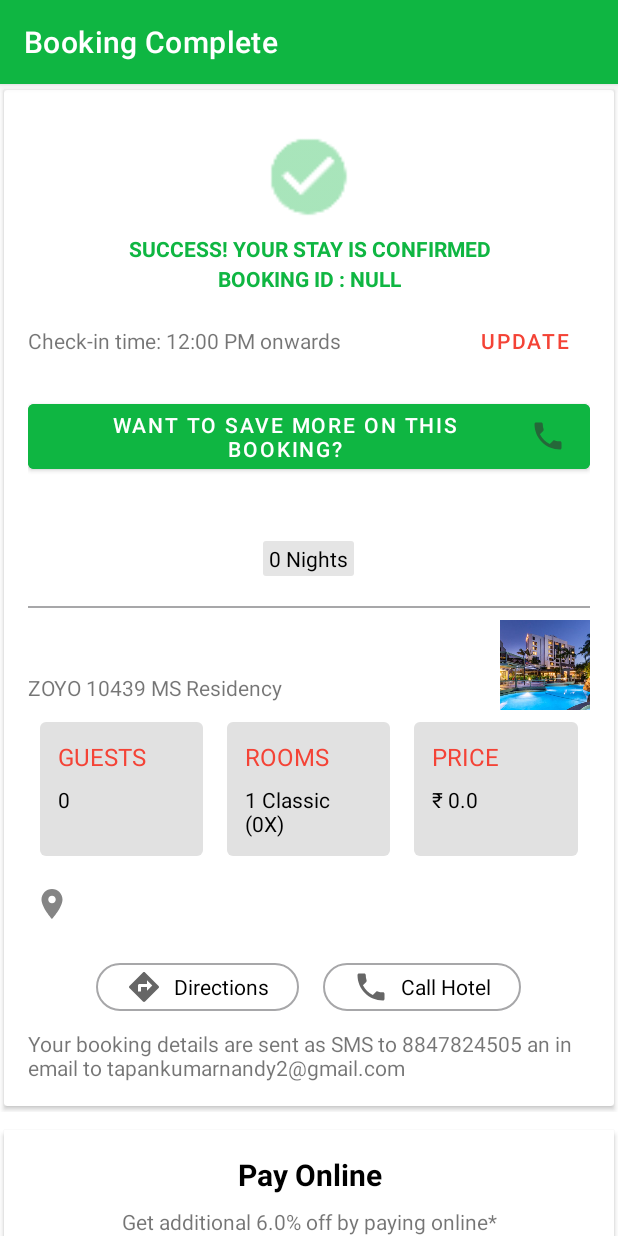
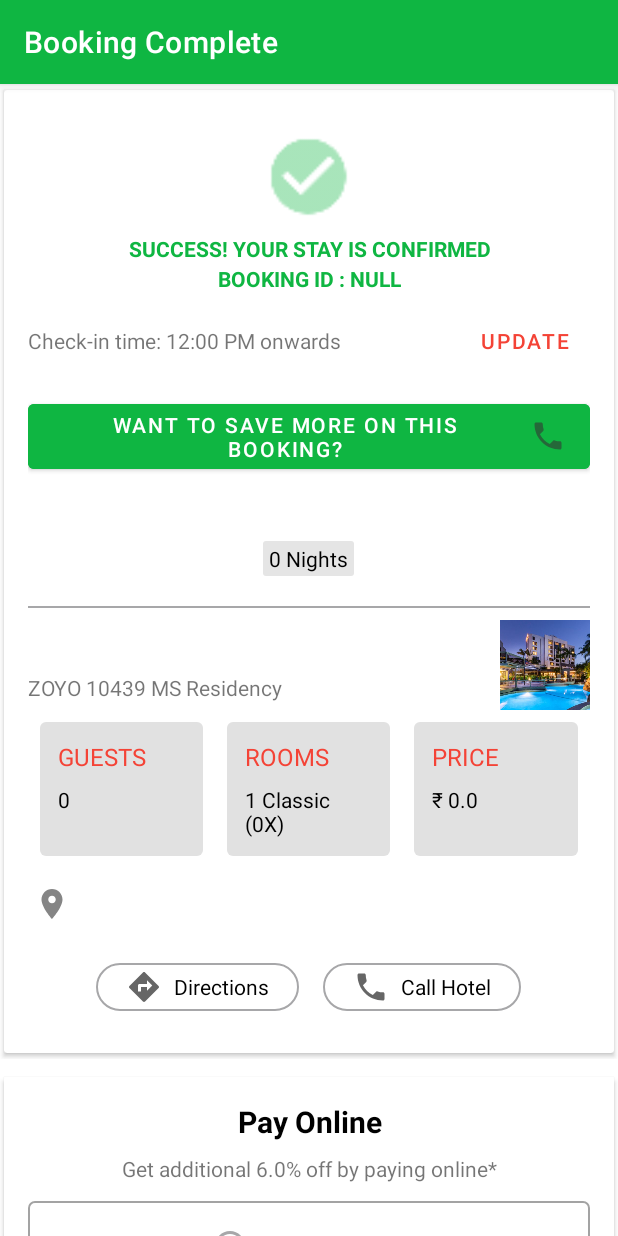
Before and after one commit to srdalai/new-town-room, an Android app: the BookingComplete screen opened directly, with no data from a screen before it, on a phone screen of 412 x 824 dp. Run offline under Robolectric (Android 15) with nearby library versions, the phone set to English and light mode, and no system bars; libraries missing offline, so code that uses them is left out: com.payumoney.core, com.payumoney.sdkui; 2 statements that could not run were skipped.

Commit message:
#13 Core Changes

```diff
--- a/app/src/main/java/com/newtownroom/userapp/ui/BookingComplete.java
+++ b/app/src/main/java/com/newtownroom/userapp/ui/BookingComplete.java
@@ -105,7 +105,7 @@
 
     private void updateUI() {
         textPrice.setText("\u20B9 " + price);
-        textDiscount.setText("-\u20B9 " + discount);
+        textDiscount.setText("-\u20B9 " + (price - sellingPrice));
         textSellingPrice.setText("\u20B9 " + sellingPrice);
         txtPrice.setText("\u20B9 " + sellingPrice);
 
--- a/app/src/main/java/com/newtownroom/userapp/ui/HotelDetailsNew.java
+++ b/app/src/main/java/com/newtownroom/userapp/ui/HotelDetailsNew.java
@@ -134,7 +134,7 @@
     int guestNum = 0, roomNum = 0;
     int maxAdult = 0, maxChild = 0;
     int nights = 0;
-    float price = 0, sellingPrice = 0, totalAmount = 0, couponDiscount = 0, grandTotal = 0/*, defaultDiscount = 0*/;
+    float price = 0, sellingPrice = 0, totalAmount = 0, couponDiscount = 0, grandTotal = 0, priceDrop = 0;
     String checkInDate = "", checkOutDate = "", apiCheckInDate = "", apiCheckOutDate = "";
     String hotelId, rating;
     ArrayList<PriceData> priceList = new ArrayList<>();
@@ -376,6 +376,7 @@
         intent.putExtra("booking_id", booking_id);
         intent.putExtra("price", price*nights);
         intent.putExtra("discount", (/*defaultDiscount + */couponDiscount));
+        intent.putExtra("priceDrop", priceDrop);
         intent.putExtra("sellingPrice", grandTotal);
         intent.putExtra("numOfGuests", guestNum);
         intent.putExtra("numOfRooms", roomNum);
@@ -566,7 +567,6 @@
             valueCoupon.setText("- \u20B9"+couponDiscount);
         }
 
-        float priceDrop = (price-sellingPrice)*nights;
         valuePriceDrop.setText("- \u20B9"+priceDrop);
         valueTotal.setText("\u20B9"+grandTotal);
 
@@ -645,6 +645,7 @@
 
         //Updating Price Details
         grandTotal = (sellingPrice * nights) - couponDiscount;
+        priceDrop = (price-sellingPrice)*nights;
 
         if (sellingPrice == price) {
             textPrice.setVisibility(View.GONE);
--- a/app/src/main/res/layout/component_complete_stay_details.xml
+++ b/app/src/main/res/layout/component_complete_stay_details.xml
@@ -330,7 +330,8 @@
                 android:id="@+id/textViewMessage"
                 android:layout_width="match_parent"
                 android:layout_height="wrap_content"
-                android:text="Your booking details are sent as SMS to 8847824505 an in email to tapankumarnandy2@gmail.com" />
+                android:text="Your booking details are sent as SMS to 8847824505 an in email to tapankumarnandy2@gmail.com"
+                android:visibility="gone"/>
 
 
         </LinearLayout>
--- a/app/src/main/res/layout/component_pay_online_layout.xml
+++ b/app/src/main/res/layout/component_pay_online_layout.xml
@@ -86,7 +86,7 @@
                         android:layout_width="wrap_content"
                         android:layout_height="wrap_content"
                         android:gravity="center_vertical"
-                        android:text="Additional Prepaid Discount" />
+                        android:text="Additional Discount" />
 
                     <TextView
                         android:id="@+id/textDiscount"
```
